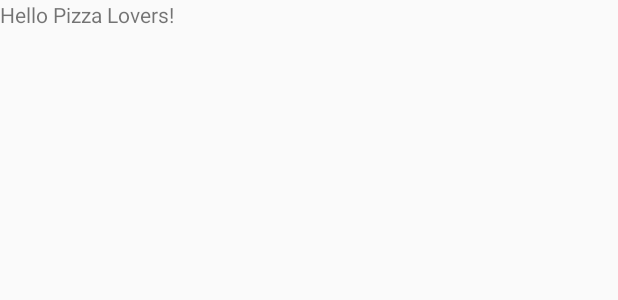
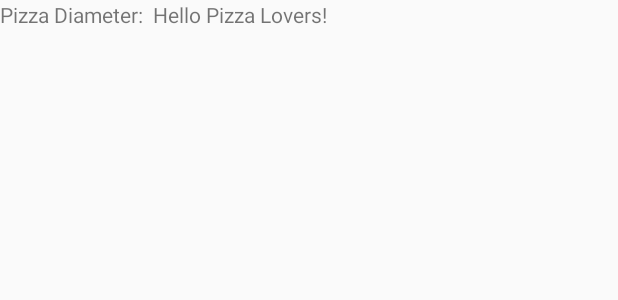
Before and after one commit to JJLDJ/PizzaPricing, an Android app: the layout pizza_list_item.xml on its own in the app's theme, with its tools: preview values and no code run, on a phone screen of 412 x 824 dp. Shown: the top 300 px of the screen. Run offline under Robolectric (Android 15) with nearby library versions, the phone set to English and light mode, and no system bars.

Commit message:
Got recycler/list view working. Cleaned up a bit.

```diff
--- a/app/src/main/res/layout/pizza_list_item.xml
+++ b/app/src/main/res/layout/pizza_list_item.xml
@@ -1,8 +1,18 @@
 <?xml version="1.0" encoding="utf-8"?>
 <LinearLayout xmlns:android="http://schemas.android.com/apk/res/android"
-    android:orientation="horizontal" android:layout_width="match_parent"
-    android:layout_height="match_parent">
+    android:orientation="horizontal"
+    android:layout_width="match_parent"
+    android:layout_height="100px">
 
+    <TextView
+        android:layout_width="wrap_content"
+        android:layout_height="wrap_content"
+        android:text="@string/label_pizza_diameter"/>
+    <TextView
+        android:layout_width="wrap_content"
+        android:layout_height="wrap_content"
+        android:layout_marginRight="10px"
+        android:text=":"/>
     <TextView
         android:id="@+id/pizza_list_size"
         android:layout_width="wrap_content"
--- a/app/src/main/res/values/strings.xml
+++ b/app/src/main/res/values/strings.xml
@@ -4,4 +4,5 @@
     <string name="button_add_pizza">Add Pizza</string>
     <string name="button_new_pizza">New Pizza</string>
     <string name="title_activity_pizza_list">PizzaListActivity</string>
+    <string name="label_pizza_diameter">Pizza Diameter</string>
 </resources>
```
Also changed, not shown: app/src/main/java/com/pizzapricing/PizzaListActivity.java (+26 -30 lines), app/src/main/java/com/pizzapricing/PizzaListAdapter.java (+6 -6 lines), app/src/main/res/layout/activity_pizza_list.xml (+23 -3 lines).
